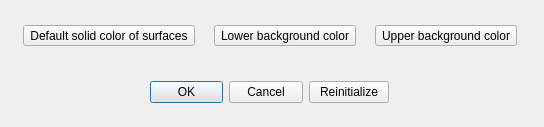
The window that MorphoDig/Qt/mqColorDialog.ui (morphomuseum/MorphoDig) describes before a commit, drawn with Qt 5.
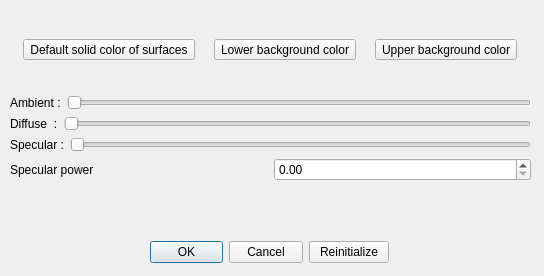
The same window after the commit. Custom widgets are drawn as their Qt base class.

Commit message: Ambient Diffuse Specular SpecularPower

Patch:
```diff
--- a/MorphoDig/Qt/mqColorDialog.ui
+++ b/MorphoDig/Qt/mqColorDialog.ui
@@ -7,7 +7,7 @@
     <x>0</x>
     <y>0</y>
     <width>544</width>
-    <height>127</height>
+    <height>276</height>
    </rect>
   </property>
   <property name="windowTitle">
@@ -19,7 +19,7 @@
      <x>10</x>
      <y>10</y>
      <width>521</width>
-     <height>51</height>
+     <height>201</height>
     </rect>
    </property>
    <layout class="QVBoxLayout" name="verticalLayout">
@@ -48,13 +48,94 @@
       </item>
      </layout>
     </item>
+    <item>
+     <layout class="QVBoxLayout" name="verticalLayout_2">
+      <item>
+       <layout class="QHBoxLayout" name="horizontalLayout_6">
+        <item>
+         <widget class="QLabel" name="label_4">
+          <property name="text">
+           <string>Ambient :</string>
+          </property>
+         </widget>
+        </item>
+        <item>
+         <widget class="QSlider" name="ambient">
+          <property name="maximum">
+           <number>100</number>
+          </property>
+          <property name="orientation">
+           <enum>Qt::Horizontal</enum>
+          </property>
+         </widget>
+        </item>
+       </layout>
+      </item>
+      <item>
+       <layout class="QHBoxLayout" name="horizontalLayout_5">
+        <item>
+         <widget class="QLabel" name="label_3">
+          <property name="text">
+           <string>Diffuse  :</string>
+          </property>
+         </widget>
+        </item>
+        <item>
+         <widget class="QSlider" name="diffuse">
+          <property name="maximum">
+           <number>100</number>
+          </property>
+          <property name="orientation">
+           <enum>Qt::Horizontal</enum>
+          </property>
+         </widget>
+        </item>
+       </layout>
+      </item>
+      <item>
+       <layout class="QHBoxLayout" name="horizontalLayout_4">
+        <item>
+         <widget class="QLabel" name="label_2">
+          <property name="text">
+           <string>Specular :</string>
+          </property>
+         </widget>
+        </item>
+        <item>
+         <widget class="QSlider" name="specular">
+          <property name="maximum">
+           <number>100</number>
+          </property>
+          <property name="orientation">
+           <enum>Qt::Horizontal</enum>
+          </property>
+         </widget>
+        </item>
+       </layout>
+      </item>
+      <item>
+       <layout class="QHBoxLayout" name="horizontalLayout_3">
+        <item>
+         <widget class="QLabel" name="label">
+          <property name="text">
+           <string>Specular power</string>
+          </property>
+         </widget>
+        </item>
+        <item>
+         <widget class="QDoubleSpinBox" name="specularPower"/>
+        </item>
+       </layout>
+      </item>
+     </layout>
+    </item>
    </layout>
   </widget>
   <widget class="QWidget" name="layoutWidget">
    <property name="geometry">
     <rect>
      <x>150</x>
-     <y>80</y>
+     <y>240</y>
      <width>239</width>
      <height>25</height>
     </rect>
```
The commit also changes 10 other files.
